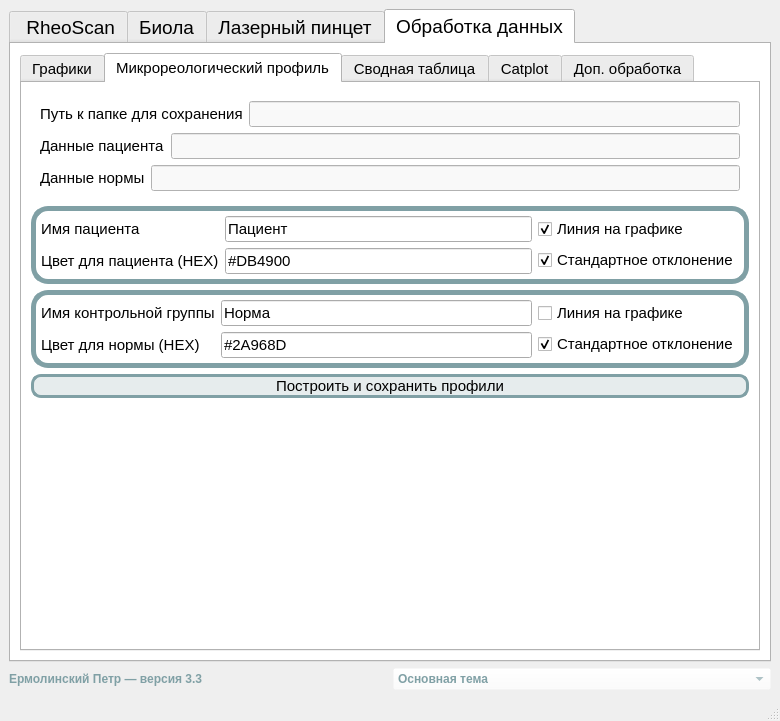
The window that ui_main.ui (Petr-Ermolinskiy/Laboratory-Data-Processing-App) describes before a commit, drawn with Qt 5.
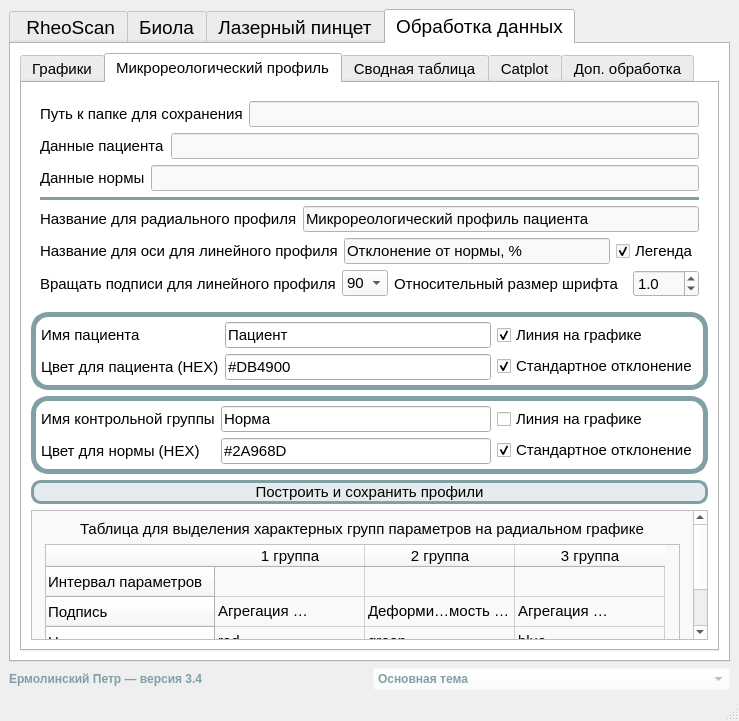
The same window after the commit. The open tabs and pages were chosen to show the change. Icons and pictures are not drawn.

Commit message: Версия программы 3.4. Добавлено вычисление новых параметров, изменен микрореологический профиль и др. изменения.

Diff of the .ui file:
```diff
--- a/ui_main.ui
+++ b/ui_main.ui
@@ -6,7 +6,7 @@
    <rect>
     <x>0</x>
     <y>0</y>
-    <width>780</width>
+    <width>739</width>
     <height>721</height>
    </rect>
   </property>
@@ -19,6 +19,23 @@
   </property>
   <widget class="QWidget" name="centralwidget">
    <layout class="QGridLayout" name="gridLayout">
+    <item row="1" column="0">
+     <widget class="QLabel" name="label_10">
+      <property name="font">
+       <font>
+        <family>Segoe UI</family>
+        <pointsize>9</pointsize>
+        <bold>true</bold>
+       </font>
+      </property>
+      <property name="styleSheet">
+       <string notr="true">color: rgb(128, 160, 165);</string>
+      </property>
+      <property name="text">
+       <string>Ермолинский Петр — версия 3.4</string>
+      </property>
+     </widget>
+    </item>
     <item row="1" column="1">
      <widget class="QComboBox" name="comboBox_style_sheet">
       <property name="font">
@@ -44,23 +61,6 @@
       </item>
      </widget>
     </item>
-    <item row="1" column="0">
-     <widget class="QLabel" name="label_10">
-      <property name="font">
-       <font>
-        <family>Segoe UI</family>
-        <pointsize>9</pointsize>
-        <bold>true</bold>
-       </font>
-      </property>
-      <property name="styleSheet">
-       <string notr="true">color: rgb(128, 160, 165);</string>
-      </property>
-      <property name="text">
-       <string>Ермолинский Петр — версия 3.3</string>
-      </property>
-     </widget>
-    </item>
     <item row="0" column="0" colspan="2">
      <widget class="QTabWidget" name="Lab_stuff">
       <property name="palette">
@@ -1377,6 +1377,10 @@
                 <number>9</number>
                </property>
                <item>
+                <layout class="QHBoxLayout" name="horizontalLayout_136">
+                 <item>
+                  <layout class="QVBoxLayout" name="verticalLayout_11">
+                   <item>
                 <widget class="QCheckBox" name="check_agg">
                  <property name="font">
                   <font>
@@ -1425,6 +1429,48 @@
                 </widget>
                </item>
               </layout>
+                 </item>
+                 <item>
+                  <widget class="Line" name="line_22">
+                   <property name="sizePolicy">
+                    <sizepolicy hsizetype="Minimum" vsizetype="Minimum">
+                     <horstretch>0</horstretch>
+                     <verstretch>0</verstretch>
+                    </sizepolicy>
+                   </property>
+                   <property name="styleSheet">
+                    <string notr="true">color: rgb(128, 160, 165);</string>
+                   </property>
+                   <property name="frameShadow">
+                    <enum>QFrame::Plain</enum>
+                   </property>
+                   <property name="lineWidth">
+                    <number>4</number>
+                   </property>
+                   <property name="orientation">
+                    <enum>Qt::Vertical</enum>
+                   </property>
+                  </widget>
+                 </item>
+                 <item>
+                  <widget class="QCheckBox" name="check_dop_CSS_parameter">
+                   <property name="font">
+                    <font>
+                     <family>Segoe UI</family>
+                     <pointsize>11</pointsize>
+                    </font>
+                   </property>
+                   <property name="text">
+                    <string>Доп. параметр CSS</string>
+                   </property>
+                   <property name="checked">
+                    <bool>false</bool>
+                   </property>
+                  </widget>
+                 </item>
+                </layout>
+               </item>
+              </layout>
              </widget>
             </item>
            </layout>
@@ -4627,6 +4673,26 @@
                         <string>Тест Фишера-Питмана</string>
                        </property>
                       </item>
+                      <item>
+                       <property name="text">
+                        <string>Пермутационный критерий Бруннера — Мюнцеля</string>
+                       </property>
+                      </item>
+                      <item>
+                       <property name="text">
+                        <string>Пермутационный критерий Манна — Уитни</string>
+                       </property>
+                      </item>
+                      <item>
+                       <property name="text">
+                        <string>Пермутационный критерий Уилкоксона</string>
+                       </property>
+                      </item>
+                      <item>
+                       <property name="text">
+                        <string>Пермутационный критерий Фридмана</string>
+                       </property>
+                      </item>
                      </widget>
                     </item>
                    </layout>
@@ -5923,10 +5989,8 @@
            <attribute name="title">
             <string>Микрореологический профиль</string>
            </attribute>
-           <layout class="QGridLayout" name="gridLayout_2">
+           <layout class="QGridLayout" name="gridLayout_11">
             <item row="0" column="0">
-             <layout class="QVBoxLayout" name="verticalLayout_11">
-              <item>
                <widget class="QFrame" name="frame">
                 <property name="sizePolicy">
                  <sizepolicy hsizetype="Preferred" vsizetype="Fixed">
@@ -6043,10 +6107,208 @@
                    </item>
                   </layout>
                  </item>
+               <item>
+                <widget class="Line" name="line_19">
+                 <property name="font">
+                  <font>
+                   <family>Segoe UI</family>
+                   <pointsize>10</pointsize>
+                  </font>
+                 </property>
+                 <property name="styleSheet">
+                  <string notr="true">color: rgb(128, 160, 165);</string>
+                 </property>
+                 <property name="frameShadow">
+                  <enum>QFrame::Plain</enum>
+                 </property>
+                 <property name="lineWidth">
+                  <number>3</number>
+                 </property>
+                 <property name="orientation">
+                  <enum>Qt::Horizontal</enum>
+                 </property>
+                </widget>
+               </item>
+               <item>
+                <layout class="QHBoxLayout" name="horizontalLayout_132">
+                 <item>
+                  <widget class="QLabel" name="lb_norm_data_2">
+                   <property name="sizePolicy">
+                    <sizepolicy hsizetype="Preferred" vsizetype="Fixed">
+                     <horstretch>0</horstretch>
+                     <verstretch>0</verstretch>
+                    </sizepolicy>
+                   </property>
+                   <property name="font">
+                    <font>
+                     <pointsize>11</pointsize>
+                    </font>
+                   </property>
+                   <property name="toolTip">
+                    <string>&lt;html&gt;&lt;head/&gt;&lt;body&gt;&lt;p&gt;Данные должны быть скопированы из таблицы, где есть 3 столбца: имя параметра, среднее значение, погрешность.&lt;/p&gt;&lt;/body&gt;&lt;/html&gt;</string>
+                   </property>
+                   <property name="text">
+                    <string>Название для радиального профиля</string>
+                   </property>
+                  </widget>
+                 </item>
+                 <item>
+                  <widget class="QLineEdit" name="profile_title_rad">
+                   <property name="font">
+                    <font>
+                     <pointsize>11</pointsize>
+                    </font>
+                   </property>
+                   <property name="text">
+                    <string>Микрореологический профиль пациента </string>
+                   </property>
+                  </widget>
+                 </item>
                 </layout>
+               </item>
+               <item>
+                <layout class="QHBoxLayout" name="horizontalLayout_133">
+                 <item>
+                  <widget class="QLabel" name="lb_norm_data_3">
+                   <property name="sizePolicy">
+                    <sizepolicy hsizetype="Preferred" vsizetype="Fixed">
+                     <horstretch>0</horstretch>
+                     <verstretch>0</verstretch>
+                    </sizepolicy>
+                   </property>
+                   <property name="font">
+                    <font>
+                     <pointsize>11</pointsize>
+                    </font>
+                   </property>
+                   <property name="toolTip">
+                    <string>&lt;html&gt;&lt;head/&gt;&lt;body&gt;&lt;p&gt;Данные должны быть скопированы из таблицы, где есть 3 столбца: имя параметра, среднее значение, погрешность.&lt;/p&gt;&lt;/body&gt;&lt;/html&gt;</string>
+                   </property>
+                   <property name="text">
+                    <string>Название для оси для линейного профиля</string>
+                   </property>
                </widget>
               </item>
               <item>
+                  <widget class="QLineEdit" name="profile_title_lin">
+                   <property name="font">
+                    <font>
+                     <pointsize>11</pointsize>
+                    </font>
+                   </property>
+                   <property name="text">
+                    <string>Отклонение от нормы, %</string>
+                   </property>
+                  </widget>
+                 </item>
+                 <item>
+                  <widget class="QCheckBox" name="check_profile_legend">
+                   <property name="enabled">
+                    <bool>true</bool>
+                   </property>
+                   <property name="font">
+                    <font>
+                     <pointsize>11</pointsize>
+                    </font>
+                   </property>
+                   <property name="text">
+                    <string>Легенда</string>
+                   </property>
+                   <property name="checked">
+                    <bool>true</bool>
+                   </property>
+                  </widget>
+                 </item>
+                </layout>
+               </item>
+               <item>
+                <layout class="QHBoxLayout" name="horizontalLayout_134">
+                 <item>
+                  <widget class="QLabel" name="lb__altern_heposisis_3">
+                   <property name="enabled">
+                    <bool>true</bool>
+                   </property>
+                   <property name="font">
+                    <font>
+                     <pointsize>11</pointsize>
+                    </font>
+                   </property>
+                   <property name="text">
+                    <string>Вращать подписи для линейного профиля</string>
+                   </property>
+                  </widget>
+                 </item>
+                 <item>
+                  <widget class="QComboBox" name="comboBox_profile_lin_spin">
+                   <property name="enabled">
+                    <bool>true</bool>
+                   </property>
+                   <property name="font">
+                    <font>
+                     <pointsize>11</pointsize>
+                    </font>
+                   </property>
+                   <item>
+                    <property name="text">
+                     <string>90</string>
+                    </property>
+                   </item>
+                   <item>
+                    <property name="text">
+                     <string>0</string>
+                    </property>
+                   </item>
+                  </widget>
+                 </item>
+                 <item>
+                  <layout class="QHBoxLayout" name="horizontalLayout_135">
+                   <item>
+                    <widget class="QLabel" name="lb_color_pal_box_20">
+                     <property name="sizePolicy">
+                      <sizepolicy hsizetype="Expanding" vsizetype="Preferred">
+                       <horstretch>0</horstretch>
+                       <verstretch>0</verstretch>
+                      </sizepolicy>
+                     </property>
+                     <property name="font">
+                      <font>
+                       <pointsize>11</pointsize>
+                      </font>
+                     </property>
+                     <property name="text">
+                      <string>Относительный размер шрифта</string>
+                     </property>
+                    </widget>
+                   </item>
+                   <item>
+                    <widget class="QDoubleSpinBox" name="doubleSpinBoX_profile">
+                     <property name="font">
+                      <font>
+                       <pointsize>11</pointsize>
+                      </font>
+                     </property>
+                     <property name="decimals">
+                      <number>1</number>
+                     </property>
+                     <property name="minimum">
+                      <double>0.100000000000000</double>
+                     </property>
+                     <property name="singleStep">
+                      <double>0.100000000000000</double>
+                     </property>
+                     <property name="value">
+                      <double>1.000000000000000</double>
+                     </property>
+                    </widget>
+                   </item>
+                  </layout>
+                 </item>
+                </layout>
+               </item>
+              </layout>
+             </widget>
+            </item>
+            <item row="1" column="0">
                <widget class="QFrame" name="tyt">
                 <property name="sizePolicy">
                  <sizepolicy hsizetype="Preferred" vsizetype="Fixed">
@@ -6180,7 +6442,7 @@
                 </layout>
                </widget>
               </item>
-              <item>
+            <item row="2" column="0">
                <widget class="QFrame" name="opo">
                 <property name="sizePolicy">
                  <sizepolicy hsizetype="Preferred" vsizetype="Fixed">
@@ -6309,7 +6571,7 @@
                 </layout>
                </widget>
               </item>
-              <item>
+            <item row="3" column="0">
                <widget class="QPushButton" name="btn_plot_and_save_profile">
                 <property name="font">
                  <font>
@@ -6326,23 +6588,244 @@
                 </property>
                </widget>
               </item>
-              <item>
-               <spacer name="verticalSpacer">
-                <property name="orientation">
-                 <enum>Qt::Vertical</enum>
-                </property>
-                <property name="sizeType">
-                 <enum>QSizePolicy::Expanding</enum>
-                </property>
-                <property name="sizeHint" stdset="0">
-                 <size>
-                  <width>20</width>
-                  <height>30</height>
-                 </size>
-                </property>
-               </spacer>
-              </item>
-             </layout>
+            <item row="4" column="0">
+             <widget class="QScrollArea" name="scrollArea">
+              <property name="widgetResizable">
+               <bool>true</bool>
+              </property>
+              <widget class="QWidget" name="scrollAreaWidgetContents">
+               <property name="geometry">
+                <rect>
+                 <x>0</x>
+                 <y>0</y>
+                 <width>654</width>
+                 <height>207</height>
+                </rect>
+               </property>
+               <layout class="QGridLayout" name="gridLayout_2">
+                <item row="1" column="0">
+                 <widget class="QTableWidget" name="tableWidget">
+                  <property name="sizePolicy">
+                   <sizepolicy hsizetype="Fixed" vsizetype="Fixed">
+                    <horstretch>0</horstretch>
+                    <verstretch>0</verstretch>
+                   </sizepolicy>
+                  </property>
+                  <property name="whatsThis">
+                   <string>&lt;html&gt;&lt;head/&gt;&lt;body&gt;&lt;p&gt;Интервал параметров нужно писать через тире.&lt;/p&gt;&lt;p&gt;Пример: 0-3&lt;/p&gt;&lt;p&gt;Цвета:  matplotlib.colors&lt;/p&gt;&lt;/body&gt;&lt;/html&gt;</string>
+                  </property>
+                  <property name="layoutDirection">
+                   <enum>Qt::LeftToRight</enum>
+                  </property>
+                  <property name="frameShadow">
+                   <enum>QFrame::Plain</enum>
+                  </property>
+                  <property name="lineWidth">
+                   <number>2</number>
+                  </property>
+                  <property name="midLineWidth">
+                   <number>1</number>
+                  </property>
+                  <property name="verticalScrollBarPolicy">
+                   <enum>Qt::ScrollBarAsNeeded</enum>
+                  </property>
+                  <property name="horizontalScrollBarPolicy">
+                   <enum>Qt::ScrollBarAsNeeded</enum>
+                  </property>
+                  <property name="sizeAdjustPolicy">
+                   <enum>QAbstractScrollArea::AdjustToContents</enum>
+                  </property>
+                  <property name="dragEnabled">
+                   <bool>false</bool>
+                  </property>
+                  <property name="alternatingRowColors">
+                   <bool>false</bool>
+                  </property>
+                  <property name="textElideMode">
+                   <enum>Qt::ElideMiddle</enum>
+                  </property>
+                  <property name="verticalScrollMode">
+                   <enum>QAbstractItemView::ScrollPerItem</enum>
+                  </property>
+                  <property name="showGrid">
+                   <bool>true</bool>
+                  </property>
+                  <property name="gridStyle">
+                   <enum>Qt::SolidLine</enum>
+                  </property>
+                  <property name="sortingEnabled">
+                   <bool>false</bool>
+                  </property>
+                  <attribute name="horizontalHeaderCascadingSectionResizes">
+                   <bool>false</bool>
+                  </attribute>
+                  <attribute name="horizontalHeaderMinimumSectionSize">
+                   <number>25</number>
+                  </attribute>
+                  <attribute name="horizontalHeaderDefaultSectionSize">
+                   <number>150</number>
+                  </attribute>
+                  <attribute name="verticalHeaderMinimumSectionSize">
+                   <number>15</number>
+                  </attribute>
+                  <attribute name="verticalHeaderDefaultSectionSize">
+                   <number>30</number>
+                  </attribute>
+                  <attribute name="verticalHeaderShowSortIndicator" stdset="0">
+                   <bool>false</bool>
+                  </attribute>
+                  <attribute name="verticalHeaderStretchLastSection">
+                   <bool>false</bool>
+                  </attribute>
+                  <row>
+                   <property name="text">
+                    <string>Интервал параметров</string>
+                   </property>
+                   <property name="background">
+                    <color>
+                     <red>255</red>
+                     <green>255</green>
+                     <blue>255</blue>
+                    </color>
+                   </property>
+                  </row>
+                  <row>
+                   <property name="text">
+                    <string>Подпись</string>
+                   </property>
+                   <property name="background">
+                    <color>
+                     <red>255</red>
+                     <green>255</green>
+                     <blue>255</blue>
+                    </color>
+                   </property>
+                  </row>
+                  <row>
+                   <property name="text">
+                    <string>Цвета</string>
+                   </property>
+                  </row>
+                  <row>
+                   <property name="text">
+                    <string>Стиль линии</string>
+                   </property>
+                  </row>
+                  <column>
+                   <property name="text">
+                    <string>1 группа</string>
+                   </property>
+                   <property name="background">
+                    <color>
+                     <red>255</red>
+                     <green>255</green>
+                     <blue>255</blue>
+                    </color>
+                   </property>
+                  </column>
+                  <column>
+                   <property name="text">
+                    <string>2 группа</string>
+                   </property>
+                   <property name="background">
+                    <color>
+                     <red>255</red>
+                     <green>255</green>
+                     <blue>255</blue>
+                    </color>
+                   </property>
+                  </column>
+                  <column>
+                   <property name="text">
+                    <string>3 группа</string>
+                   </property>
+                   <property name="background">
+                    <color>
+                     <red>255</red>
+                     <green>255</green>
+                     <blue>255</blue>
+                    </color>
+                   </property>
+                  </column>
+                  <item row="0" column="0">
+                   <property name="text">
+                    <string/>
+                   </property>
+                  </item>
+                  <item row="1" column="0">
+                   <property name="text">
+                    <string>Агрегация эритроцитов</string>
+                   </property>
+                  </item>
+                  <item row="1" column="1">
+                   <property name="text">
+                    <string>Деформируемость эритроцитов</string>
+                   </property>
+                  </item>
+                  <item row="1" column="2">
+                   <property name="text">
+                    <string>Агрегация тромбоцитов</string>
+                   </property>
+                  </item>
+                  <item row="2" column="0">
+                   <property name="text">
+                    <string>red</string>
+                   </property>
+                  </item>
+                  <item row="2" column="1">
+                   <property name="text">
+                    <string>green</string>
+                   </property>
+                  </item>
+                  <item row="2" column="2">
+                   <property name="text">
+                    <string>blue</string>
+                   </property>
+                  </item>
+                  <item row="3" column="0">
+                   <property name="text">
+                    <string>solid</string>
+                   </property>
+                  </item>
+                  <item row="3" column="1">
+                   <property name="text">
+                    <string>solid</string>
+                   </property>
+                  </item>
+                  <item row="3" column="2">
+                   <property name="text">
+                    <string>solid</string>
+                   </property>
+                  </item>
+                 </widget>
+                </item>
+                <item row="0" column="0" alignment="Qt::AlignHCenter">
+                 <widget class="QLabel" name="lb_norm_data_4">
+                  <property name="sizePolicy">
+                   <sizepolicy hsizetype="Preferred" vsizetype="Fixed">
+                    <horstretch>0</horstretch>
+                    <verstretch>0</verstretch>
+                   </sizepolicy>
+                  </property>
+                  <property name="font">
+                   <font>
+                    <pointsize>11</pointsize>
+                   </font>
+                  </property>
+                  <property name="toolTip">
+                   <string>&lt;html&gt;&lt;head/&gt;&lt;body&gt;&lt;p&gt;Интервал параметров нужно писать через тире.&lt;/p&gt;&lt;p&gt;Пример: 0-3&lt;/p&gt;&lt;p&gt;Цвета: matplotlib.colors&lt;/p&gt;&lt;/body&gt;&lt;/html&gt;</string>
+                  </property>
+                  <property name="whatsThis">
+                   <string>&lt;html&gt;&lt;head/&gt;&lt;body&gt;&lt;p&gt;Интервал параметров нужно писать через тире.&lt;/p&gt;&lt;p&gt;Пример: 0-3&lt;/p&gt;&lt;p&gt;Цвета: matplotlib.colors&lt;/p&gt;&lt;p&gt;Стиль линии: см. matplotlib &lt;/p&gt;&lt;p&gt;&lt;span style=&quot; font-family:'JetBrains Mono','monospace'; font-size:9.8pt; color:#7a7e85;&quot;&gt;solid, dashed, dashdot, dotted&lt;/span&gt;&lt;br/&gt;&lt;/p&gt;&lt;/body&gt;&lt;/html&gt;</string>
+                  </property>
+                  <property name="text">
+                   <string>Таблица для выделения характерных групп параметров на радиальном графике</string>
+                  </property>
+                 </widget>
+                </item>
+               </layout>
+              </widget>
+             </widget>
             </item>
            </layout>
           </widget>
@@ -8389,7 +8872,29 @@
                       <string>Тест Фишера-Питмана</string>
                      </property>
                     </item>
+                    <item>
+                     <property name="text">
+                      <string>Пермутационный критерий Бруннера — Мюнцеля</string>
+                     </property>
+                    </item>
+                    <item>
+                     <property name="text">
+                      <string>Пермутационный критерий Манна — Уитни</string>
+                     </property>
+                    </item>
+                    <item>
+                     <property name="text">
+                      <string>Пермутационный критерий Уилкоксона</string>
+                     </property>
+                    </item>
+                    <item>
+                     <property name="text">
+                      <string>Пермутационный критерий Фридмана</string>
+                     </property>
+                    </item>
                    </widget>
+                  </item>
+                 </layout>
                   </item>
                  </layout>
                 </item>
@@ -8439,7 +8944,27 @@
                   </item>
                  </layout>
                 </item>
-               </layout>
+              <item>
+               <widget class="Line" name="line_20">
+                <property name="font">
+                 <font>
+                  <family>Segoe UI</family>
+                  <pointsize>10</pointsize>
+                 </font>
+                </property>
+                <property name="styleSheet">
+                 <string notr="true">color: rgb(128, 160, 165);</string>
+                </property>
+                <property name="frameShadow">
+                 <enum>QFrame::Plain</enum>
+                </property>
+                <property name="lineWidth">
+                 <number>3</number>
+                </property>
+                <property name="orientation">
+                 <enum>Qt::Horizontal</enum>
+                </property>
+               </widget>
               </item>
               <item>
                <layout class="QHBoxLayout" name="horizontalLayout_125">
```
Left out of the diff: 3 changed lines with no effect on the pictures. Lines whose indentation alone changed are shown as unchanged. The commit also changes 8 other files.
